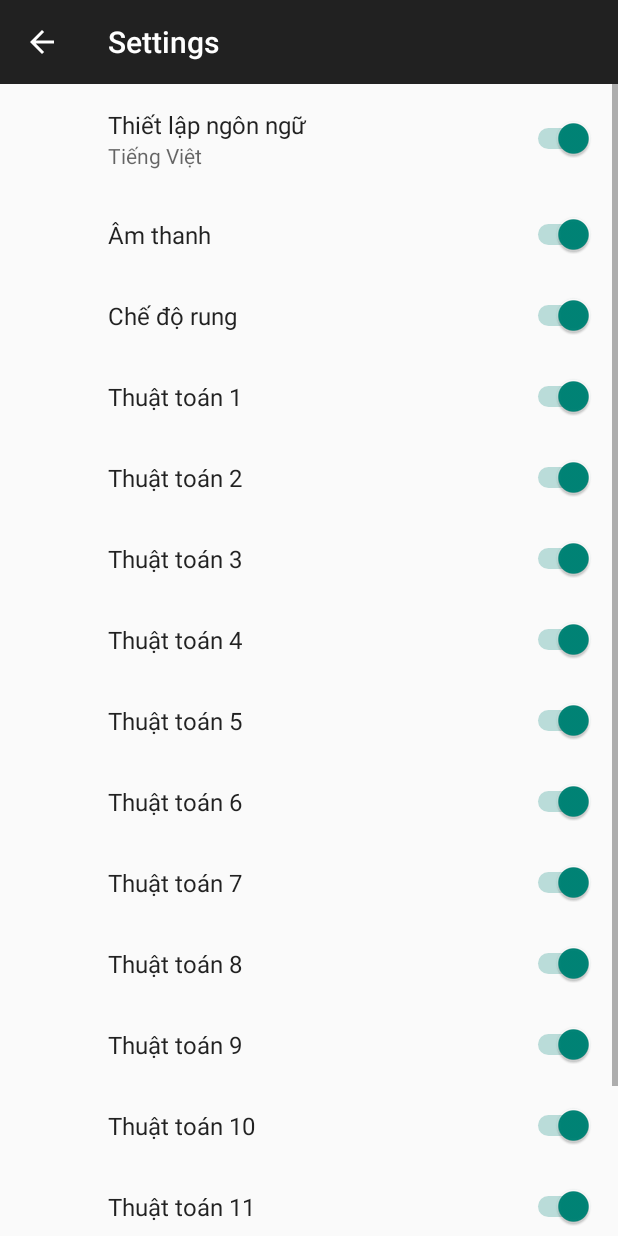
After one commit to thanhvt/TraderPro, an Android app: the CauHinhActivity screen opened directly, with no data from a screen before it, on a phone screen of 412 x 824 dp. The commit adds this screen. Run offline under Robolectric (Android 15) with nearby library versions, the phone set to English and light mode, and no system bars; our stand-ins replace androidx.preference.

Commit message:
Update Settings Pref

```diff
--- a/app/build.gradle
+++ b/app/build.gradle
@@ -85,5 +85,6 @@ dependencies {
     implementation 'com.jakewharton.picasso:picasso2-okhttp3-downloader:1.1.0'
     implementation 'com.squareup.picasso:picasso:2.5.2'
     implementation 'com.yarolegovich:lovely-dialog:1.1.0'
+    implementation 'com.android.support:preference-v7:27.1.1'
 }
 apply plugin: 'com.google.gms.google-services'
--- /dev/null
+++ b/app/src/main/java/com/traderpro/thanhvt/CauHinhActivity.java
@@ -0,0 +1,179 @@
+package com.traderpro.thanhvt;
+
+import android.content.SharedPreferences;
+import android.os.Bundle;
+import android.support.v14.preference.SwitchPreference;
+import android.support.v4.app.NavUtils;
+import android.support.v7.app.ActionBar;
+import android.support.v7.app.AppCompatActivity;
+import android.support.v7.preference.PreferenceFragmentCompat;
+import android.support.v7.preference.PreferenceManager;
+import android.view.MenuItem;
+
+public class CauHinhActivity extends AppCompatActivity {
+
+    @Override
+    protected void onCreate(Bundle savedInstanceState) {
+        super.onCreate(savedInstanceState);
+        setContentView(R.layout.activity_cau_hinh);
+
+        getSupportFragmentManager().beginTransaction()
+                // .replace(android.R.id.content, SettingsFragment())
+                .replace(R.id.content, new SettingsFragment())
+                .commit();
+
+        ActionBar actionBar = this.getSupportActionBar();
+        if (actionBar != null) {
+            actionBar.setDisplayHomeAsUpEnabled(true);
+        }
+    }
+
+    @Override
+    public boolean onOptionsItemSelected(MenuItem item) {
+        int id = item.getItemId();
+        if (id == android.R.id.home) {
+            NavUtils.navigateUpFromSameTask(this);
+        }
+        return super.onOptionsItemSelected(item);
+    }
+
+    public static class SettingsFragment extends PreferenceFragmentCompat implements SharedPreferences.OnSharedPreferenceChangeListener {
+        @Override
+        public void onCreatePreferences(Bundle bundle, String s) {
+            // Load the Preferences from the XML file
+            addPreferencesFromResource(R.xml.pref);
+
+            SharedPreferences sharedPrefs = PreferenceManager.getDefaultSharedPreferences(getContext());
+            setUI(sharedPrefs.getBoolean("NN", true));
+        }
+
+        @Override
+        public void onResume() {
+            super.onResume();
+            getPreferenceScreen().getSharedPreferences()
+                    .registerOnSharedPreferenceChangeListener(this);
+        }
+
+        @Override
+        public void onPause() {
+            super.onPause();
+            getPreferenceScreen().getSharedPreferences()
+                    .unregisterOnSharedPreferenceChangeListener(this);
+        }
+
+        @Override
+        public void onSharedPreferenceChanged(SharedPreferences sharedPreferences, String key) {
+
+            if (key.equals("NN")) {
+                setUI(sharedPreferences.getBoolean("NN", true));
+            }
+        }
+
+        public void setUI(boolean nn) {
+            if (!nn) {
+                SwitchPreference sNN = (SwitchPreference) findPreference("NN");
+                sNN.setTitle("Change Language");
+
+                SwitchPreference sSOUND = (SwitchPreference) findPreference("SOUND");
+                sSOUND.setTitle("Sound");
+
+                SwitchPreference sVIBRATE = (SwitchPreference) findPreference("VIBRATE");
+                sVIBRATE.setTitle("Vibrate");
+
+                SwitchPreference TT1 = (SwitchPreference) findPreference("TT1");
+                TT1.setTitle("Algorithm 1");
+
+                SwitchPreference TT2 = (SwitchPreference) findPreference("TT2");
+                TT2.setTitle("Algorithm 2");
+
+                SwitchPreference TT3 = (SwitchPreference) findPreference("TT3");
+                TT3.setTitle("Algorithm 3");
+
+                SwitchPreference TT4 = (SwitchPreference) findPreference("TT4");
+                TT4.setTitle("Algorithm 4");
+
+                SwitchPreference TT5 = (SwitchPreference) findPreference("TT5");
+                TT5.setTitle("Algorithm 5");
+
+                SwitchPreference TT6 = (SwitchPreference) findPreference("TT6");
+                TT6.setTitle("Algorithm 6");
+
+                SwitchPreference TT7 = (SwitchPreference) findPreference("TT7");
+                TT7.setTitle("Algorithm 7");
+
+                SwitchPreference TT8 = (SwitchPreference) findPreference("TT8");
+                TT8.setTitle("Algorithm 8");
+
+                SwitchPreference TT9 = (SwitchPreference) findPreference("TT9");
+                TT9.setTitle("Algorithm 9");
+
+                SwitchPreference TT10 = (SwitchPreference) findPreference("TT10");
+                TT10.setTitle("Algorithm 10");
+
+                SwitchPreference TT11 = (SwitchPreference) findPreference("TT11");
+                TT11.setTitle("Algorithm 11");
+
+                SwitchPreference TT12 = (SwitchPreference) findPreference("TT12");
+                TT12.setTitle("Algorithm 12");
+
+                SwitchPreference TT13 = (SwitchPreference) findPreference("TT13");
+                TT13.setTitle("Algorithm 13");
+            } else {
+                SwitchPreference sNN = (SwitchPreference) findPreference("NN");
+                sNN.setTitle("Thiết lập ngôn ngữ");
+
+                SwitchPreference sSOUND = (SwitchPreference) findPreference("SOUND");
+                sSOUND.setTitle("Âm thanh");
+
+                SwitchPreference sVIBRATE = (SwitchPreference) findPreference("VIBRATE");
+                sVIBRATE.setTitle("Chế độ rung");
+
+                SwitchPreference TT1 = (SwitchPreference) findPreference("TT1");
+                TT1.setTitle("Thuật toán 1");
+
+                SwitchPreference TT2 = (SwitchPreference) findPreference("TT2");
+                TT2.setTitle("Thuật toán 2");
+
+                SwitchPreference TT3 = (SwitchPreference) findPreference("TT3");
+                TT3.setTitle("Thuật toán 3");
+
+                SwitchPreference TT4 = (SwitchPreference) findPreference("TT4");
+                TT4.setTitle("Thuật toán 4");
+
+                SwitchPreference TT5 = (SwitchPreference) findPreference("TT5");
+                TT5.setTitle("Thuật toán 5");
+
+                SwitchPreference TT6 = (SwitchPreference) findPreference("TT6");
+                TT6.setTitle("Thuật toán 6");
+
+                SwitchPreference TT7 = (SwitchPreference) findPreference("TT7");
+                TT7.setTitle("Thuật toán 7");
+
+                SwitchPreference TT8 = (SwitchPreference) findPreference("TT8");
+                TT8.setTitle("Thuật toán 8");
+
+                SwitchPreference TT9 = (SwitchPreference) findPreference("TT9");
+                TT9.setTitle("Thuật toán 9");
+
+                SwitchPreference TT10 = (SwitchPreference) findPreference("TT10");
+                TT10.setTitle("Thuật toán 10");
+
+                SwitchPreference TT11 = (SwitchPreference) findPreference("TT11");
+                TT11.setTitle("Thuật toán 11");
+
+                SwitchPreference TT12 = (SwitchPreference) findPreference("TT12");
+                TT12.setTitle("Thuật toán 12");
+
+                SwitchPreference TT13 = (SwitchPreference) findPreference("TT13");
+                TT13.setTitle("Thuật toán 13");
+            }
+        }
+
+        @Override
+        public void onDestroy() {
+            super.onDestroy();
+            android.support.v7.preference.PreferenceManager.getDefaultSharedPreferences(getContext())
+                    .unregisterOnSharedPreferenceChangeListener(this);
+        }
+    }
+}
--- /dev/null
+++ b/app/src/main/res/layout/activity_cau_hinh.xml
@@ -0,0 +1,12 @@
+<?xml version="1.0" encoding="utf-8"?>
+<android.support.constraint.ConstraintLayout xmlns:android="http://schemas.android.com/apk/res/android"
+    xmlns:tools="http://schemas.android.com/tools"
+    android:layout_width="match_parent"
+    android:layout_height="match_parent"
+    tools:context=".CauHinhActivity">
+
+    <FrameLayout
+        android:id="@+id/content"
+        android:layout_width="match_parent"
+        android:layout_height="match_parent"></FrameLayout>
+</android.support.constraint.ConstraintLayout>
--- a/app/src/main/res/values/styles.xml
+++ b/app/src/main/res/values/styles.xml
@@ -17,6 +17,9 @@
 
     <style name="AppTheme.PopupOverlay" parent="ThemeOverlay.AppCompat.Light" />
 
+    <style name="AppTheme.SettingsTheme" parent="Theme.AppCompat.Light.DarkActionBar">
+        <item name="preferenceTheme">@style/PreferenceThemeOverlay</item>
+    </style>
     <style name="NavigationView">
         <item name="android:textColorSecondary">#ffffff</item>
         <item name="android:listDivider">@color/colorAccent</item>
--- /dev/null
+++ b/app/src/main/res/xml/pref.xml
@@ -0,0 +1,81 @@
+<PreferenceScreen xmlns:android="http://schemas.android.com/apk/res/android">
+
+    <!-- A 'parent' preference, which enables/disables child preferences (below)
+         when checked/unchecked. -->
+    <SwitchPreference
+        android:defaultValue="true"
+        android:key="NN"
+        android:summary="Tiếng Việt"
+        android:summaryOff="English"
+        android:summaryOn="Tiếng Việt"
+        android:title="Thiết lập ngôn ngữ" />
+    <SwitchPreference
+        android:defaultValue="true"
+        android:key="SOUND"
+        android:title="Âm thanh" />
+    <SwitchPreference
+        android:defaultValue="true"
+        android:key="VIBRATE"
+        android:title="Rung" />
+    <SwitchPreference
+        android:defaultValue="true"
+        android:key="TT1"
+        android:title="Thuật toán 1" />
+
+    <!-- Allows the user to choose a ringtone in the 'notification' category. -->
+    <!-- NOTE: This preference will be enabled only when the checkbox above is checked. -->
+    <!-- NOTE: RingtonePreference's summary should be set to its value by the activity code. -->
+
+
+    <!-- NOTE: This preference will be enabled only when the checkbox above is checked. -->
+    <SwitchPreference
+        android:defaultValue="true"
+        android:key="TT2"
+        android:title="Thuật toán 2" />
+    <SwitchPreference
+        android:defaultValue="true"
+        android:key="TT3"
+        android:title="Thuật toán 3" />
+    <SwitchPreference
+        android:defaultValue="true"
+        android:key="TT4"
+        android:title="Thuật toán 4" />
+    <SwitchPreference
+        android:defaultValue="true"
+        android:key="TT5"
+        android:title="Thuật toán 5" />
+    <SwitchPreference
+        android:defaultValue="true"
+        android:key="TT6"
+        android:title="Thuật toán 6" />
+    <SwitchPreference
+        android:defaultValue="true"
+        android:key="TT7"
+        android:title="Thuật toán 7" />
+    <SwitchPreference
+        android:defaultValue="true"
+        android:key="TT8"
+        android:title="Thuật toán 8" />
+    <SwitchPreference
+        android:defaultValue="true"
+        android:key="TT9"
+        android:title="Thuật toán 9" />
+    <SwitchPreference
+        android:defaultValue="true"
+        android:key="TT10"
+        android:title="Thuật toán 10" />
+    <SwitchPreference
+        android:defaultValue="true"
+        android:key="TT11"
+        android:title="Thuật toán 11" />
+    <SwitchPreference
+        android:defaultValue="true"
+        android:key="TT12"
+        android:title="Thuật toán 12" />
+    <SwitchPreference
+        android:defaultValue="true"
+        android:key="TT13"
+        android:title="Thuật toán 13" />
+
+
+</PreferenceScreen>
```
Also changed, not shown: app/src/main/AndroidManifest.xml (+9 -0 lines), app/src/main/java/com/traderpro/GCM/NotificationUtils.java (+21 -10 lines), app/src/main/java/com/traderpro/thanhvt/AboutActivity.java (+12 -6 lines), app/src/main/java/com/traderpro/thanhvt/BidAskActivity.java (+5 -4 lines), app/src/main/java/com/traderpro/thanhvt/CustomNotificationAdapter.java (+5 -2 lines), app/src/main/java/com/traderpro/thanhvt/CustomVVipAdapter.java (+5 -3 lines), app/src/main/java/com/traderpro/thanhvt/ReportActivity.java (+18 -18 lines), app/src/main/java/com/traderpro/thanhvt/ScrollingActivity.java (+6 -3 lines), app/src/main/java/com/traderpro/thanhvt/TradeApiActivity.java (+5 -2 lines), app/src/main/java/com/traderpro/thanhvt/Utils.java (+170 -0 lines), app/src/main/java/com/traderpro/thanhvt/VVipActivityFragment.java (+5 -4 lines).
